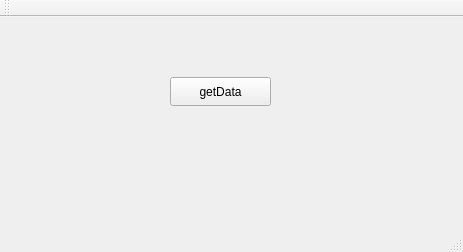
Old version of the form QtTcpClientConsumer/mainwindow.ui in the repository IgorCPK/Projeto-3.
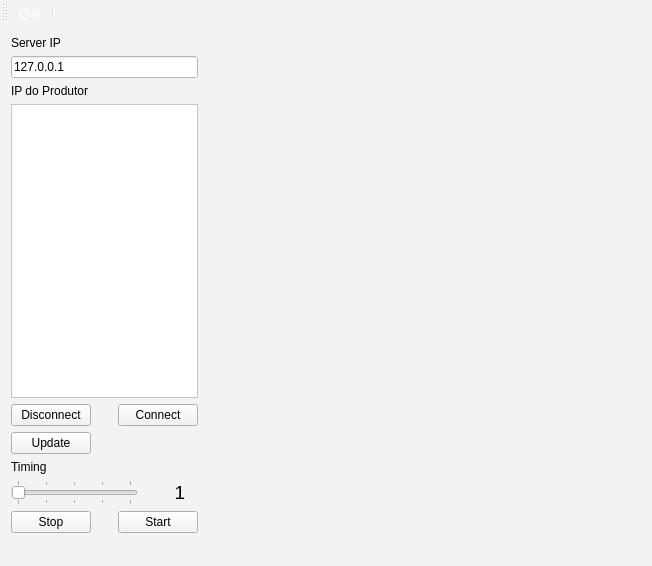
New version of the form. Custom widgets are drawn as their Qt base class.

Diff of the .ui file:
```diff
--- a/QtTcpClientConsumer/mainwindow.ui
+++ b/QtTcpClientConsumer/mainwindow.ui
@@ -6,27 +6,258 @@
    <rect>
     <x>0</x>
     <y>0</y>
-    <width>463</width>
-    <height>252</height>
+    <width>652</width>
+    <height>566</height>
    </rect>
   </property>
   <property name="windowTitle">
-   <string>MainWindow</string>
+   <string>Tcp Client Consumer</string>
+  </property>
+  <property name="styleSheet">
+   <string notr="true">background-color: rgb(243, 243, 243);
+border-bottom-color: rgb(46, 52, 54);</string>
   </property>
   <widget class="QWidget" name="centralWidget">
-   <widget class="QPushButton" name="pushButtonGet">
-    <property name="geometry">
-     <rect>
-      <x>170</x>
-      <y>60</y>
-      <width>101</width>
-      <height>29</height>
-     </rect>
-    </property>
-    <property name="text">
-     <string>getData</string>
-    </property>
-   </widget>
+   <layout class="QGridLayout" name="gridLayout">
+    <item row="0" column="0">
+     <layout class="QHBoxLayout" name="horizontalLayout" stretch="30,70">
+      <item>
+       <layout class="QVBoxLayout" name="verticalLayout">
+        <item>
+         <widget class="QLabel" name="label">
+          <property name="styleSheet">
+           <string notr="true">color: rgb(0, 0, 0);</string>
+          </property>
+          <property name="text">
+           <string>Server IP</string>
+          </property>
+         </widget>
+        </item>
+        <item>
+         <widget class="QLineEdit" name="lineEditIp">
+          <property name="styleSheet">
+           <string notr="true">background-color: rgb(255, 255, 255);</string>
+          </property>
+          <property name="text">
+           <string>127.0.0.1</string>
+          </property>
+         </widget>
+        </item>
+        <item>
+         <widget class="QLabel" name="label_2">
+          <property name="styleSheet">
+           <string notr="true">color: rgb(0, 0, 0);</string>
+          </property>
+          <property name="text">
+           <string>IP do Produtor</string>
+          </property>
+         </widget>
+        </item>
+        <item>
+         <widget class="QListWidget" name="listWidgetIps">
+          <property name="styleSheet">
+           <string notr="true">background-color: rgb(255, 255, 255);
+selection-color: rgb(0, 0, 0);
+color: rgb(0, 0, 0);
+selection-background-color: rgba(29, 28, 28, 159);</string>
+          </property>
+          <property name="currentRow">
+           <number>-1</number>
+          </property>
+         </widget>
+        </item>
+        <item>
+         <layout class="QHBoxLayout" name="horizontalLayout_3">
+          <item>
+           <widget class="QPushButton" name="pushButtonDisconnect">
+            <property name="styleSheet">
+             <string notr="true">color: rgb(0, 0, 0);</string>
+            </property>
+            <property name="text">
+             <string>Disconnect</string>
+            </property>
+           </widget>
+          </item>
+          <item>
+           <spacer name="horizontalSpacer_3">
+            <property name="orientation">
+             <enum>Qt::Horizontal</enum>
+            </property>
+            <property name="sizeHint" stdset="0">
+             <size>
+              <width>18</width>
+              <height>20</height>
+             </size>
+            </property>
+           </spacer>
+          </item>
+          <item>
+           <widget class="QPushButton" name="pushButtonConnect">
+            <property name="styleSheet">
+             <string notr="true">color: rgb(0, 0, 0);</string>
+            </property>
+            <property name="text">
+             <string>Connect</string>
+            </property>
+           </widget>
+          </item>
+         </layout>
+        </item>
+        <item>
+         <layout class="QHBoxLayout" name="horizontalLayout_7">
+          <item>
+           <widget class="QPushButton" name="pushButtonUpdate">
+            <property name="styleSheet">
+             <string notr="true">color: rgb(0, 0, 0);</string>
+            </property>
+            <property name="text">
+             <string>Update</string>
+            </property>
+           </widget>
+          </item>
+          <item>
+           <spacer name="horizontalSpacer_2">
+            <property name="orientation">
+             <enum>Qt::Horizontal</enum>
+            </property>
+            <property name="sizeHint" stdset="0">
+             <size>
+              <width>158</width>
+              <height>20</height>
+             </size>
+            </property>
+           </spacer>
+          </item>
+         </layout>
+        </item>
+        <item>
+         <widget class="QLabel" name="label_3">
+          <property name="styleSheet">
+           <string notr="true">color: rgb(0, 0, 0);</string>
+          </property>
+          <property name="text">
+           <string>Timing</string>
+          </property>
+         </widget>
+        </item>
+        <item>
+         <layout class="QHBoxLayout" name="horizontalLayout_6" stretch="70,10,20">
+          <item>
+           <widget class="QSlider" name="horizontalSliderTiming">
+            <property name="styleSheet">
+             <string notr="true">selection-background-color: rgb(255, 255, 255);
+tick-color: rgb(46, 52, 54);</string>
+            </property>
+            <property name="minimum">
+             <number>1</number>
+            </property>
+            <property name="maximum">
+             <number>5</number>
+            </property>
+            <property name="orientation">
+             <enum>Qt::Horizontal</enum>
+            </property>
+            <property name="tickPosition">
+             <enum>QSlider::TicksBothSides</enum>
+            </property>
+            <property name="tickInterval">
+             <number>1</number>
+            </property>
+           </widget>
+          </item>
+          <item>
+           <spacer name="horizontalSpacer_6">
+            <property name="orientation">
+             <enum>Qt::Horizontal</enum>
+            </property>
+            <property name="sizeHint" stdset="0">
+             <size>
+              <width>13</width>
+              <height>22</height>
+             </size>
+            </property>
+           </spacer>
+          </item>
+          <item>
+           <widget class="QLabel" name="labelTiming">
+            <property name="font">
+             <font>
+              <pointsize>14</pointsize>
+             </font>
+            </property>
+            <property name="focusPolicy">
+             <enum>Qt::NoFocus</enum>
+            </property>
+            <property name="contextMenuPolicy">
+             <enum>Qt::DefaultContextMenu</enum>
+            </property>
+            <property name="styleSheet">
+             <string notr="true">color: rgb(0, 0, 0);</string>
+            </property>
+            <property name="frameShape">
+             <enum>QFrame::NoFrame</enum>
+            </property>
+            <property name="frameShadow">
+             <enum>QFrame::Plain</enum>
+            </property>
+            <property name="text">
+             <string>1</string>
+            </property>
+            <property name="textFormat">
+             <enum>Qt::RichText</enum>
+            </property>
+            <property name="alignment">
+             <set>Qt::AlignCenter</set>
+            </property>
+           </widget>
+          </item>
+         </layout>
+        </item>
+        <item>
+         <layout class="QHBoxLayout" name="horizontalLayout_4">
+          <item>
+           <widget class="QPushButton" name="pushButtonConnectStop">
+            <property name="styleSheet">
+             <string notr="true">color: rgb(0, 0, 0);</string>
+            </property>
+            <property name="text">
+             <string>Stop</string>
+            </property>
+           </widget>
+          </item>
+          <item>
+           <spacer name="horizontalSpacer_7">
+            <property name="orientation">
+             <enum>Qt::Horizontal</enum>
+            </property>
+            <property name="sizeHint" stdset="0">
+             <size>
+              <width>18</width>
+              <height>20</height>
+             </size>
+            </property>
+           </spacer>
+          </item>
+          <item>
+           <widget class="QPushButton" name="pushButtonConnectStart">
+            <property name="styleSheet">
+             <string notr="true">color: rgb(0, 0, 0);</string>
+            </property>
+            <property name="text">
+             <string>Start</string>
+            </property>
+           </widget>
+          </item>
+         </layout>
+        </item>
+       </layout>
+      </item>
+      <item>
+       <widget class="Ploter" name="widgetGrafico" native="true"/>
+      </item>
+     </layout>
+    </item>
+   </layout>
   </widget>
   <widget class="QMenuBar" name="menuBar">
    <property name="geometry">
@@ -39,16 +270,34 @@
    </property>
   </widget>
   <widget class="QToolBar" name="mainToolBar">
+   <property name="styleSheet">
+    <string notr="true">color: rgb(255, 255, 255);</string>
+   </property>
    <attribute name="toolBarArea">
     <enum>TopToolBarArea</enum>
    </attribute>
    <attribute name="toolBarBreak">
     <bool>false</bool>
    </attribute>
+   <addaction name="actionQuit"/>
+   <addaction name="separator"/>
   </widget>
   <widget class="QStatusBar" name="statusBar"/>
+  <action name="actionQuit">
+   <property name="text">
+    <string>Quit</string>
+   </property>
+  </action>
  </widget>
  <layoutdefault spacing="6" margin="11"/>
+ <customwidgets>
+  <customwidget>
+   <class>Ploter</class>
+   <extends>QWidget</extends>
+   <header>ploter.h</header>
+   <container>1</container>
+  </customwidget>
+ </customwidgets>
  <resources/>
  <connections/>
 </ui>
```
Left out of the diff: 47 changed lines with no effect on the pictures.
